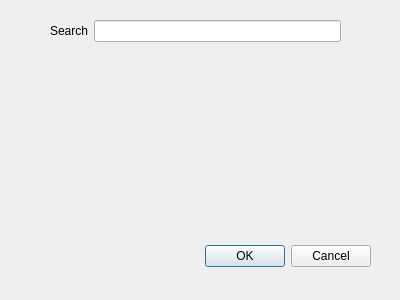
The window that kartverket_adresse_dialog_base.ui (sickel/kartverket_adresse) describes before a commit, drawn with Qt 5.
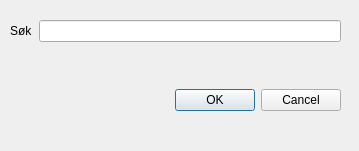
The same window after the commit.

What changed in the file:
```diff
--- a/kartverket_adresse_dialog_base.ui
+++ b/kartverket_adresse_dialog_base.ui
@@ -6,8 +6,8 @@
    <rect>
     <x>0</x>
     <y>0</y>
-    <width>400</width>
-    <height>300</height>
+    <width>359</width>
+    <height>151</height>
    </rect>
   </property>
   <property name="windowTitle">
@@ -16,10 +16,10 @@
   <widget class="QDialogButtonBox" name="button_box">
    <property name="geometry">
     <rect>
-     <x>30</x>
-     <y>240</y>
+     <x>0</x>
+     <y>80</y>
      <width>341</width>
-     <height>32</height>
+     <height>41</height>
     </rect>
    </property>
    <property name="orientation">
@@ -32,17 +32,17 @@
   <widget class="QWidget" name="formLayoutWidget">
    <property name="geometry">
     <rect>
-     <x>50</x>
+     <x>10</x>
      <y>20</y>
-     <width>291</width>
-     <height>211</height>
+     <width>331</width>
+     <height>41</height>
     </rect>
    </property>
    <layout class="QFormLayout" name="formLayout">
     <item row="0" column="0">
      <widget class="QLabel" name="searchLabel">
       <property name="text">
-       <string>Search</string>
+       <string>Søk</string>
       </property>
      </widget>
     </item>
```
Left out of the diff: 6 changed lines with no effect on the pictures.
